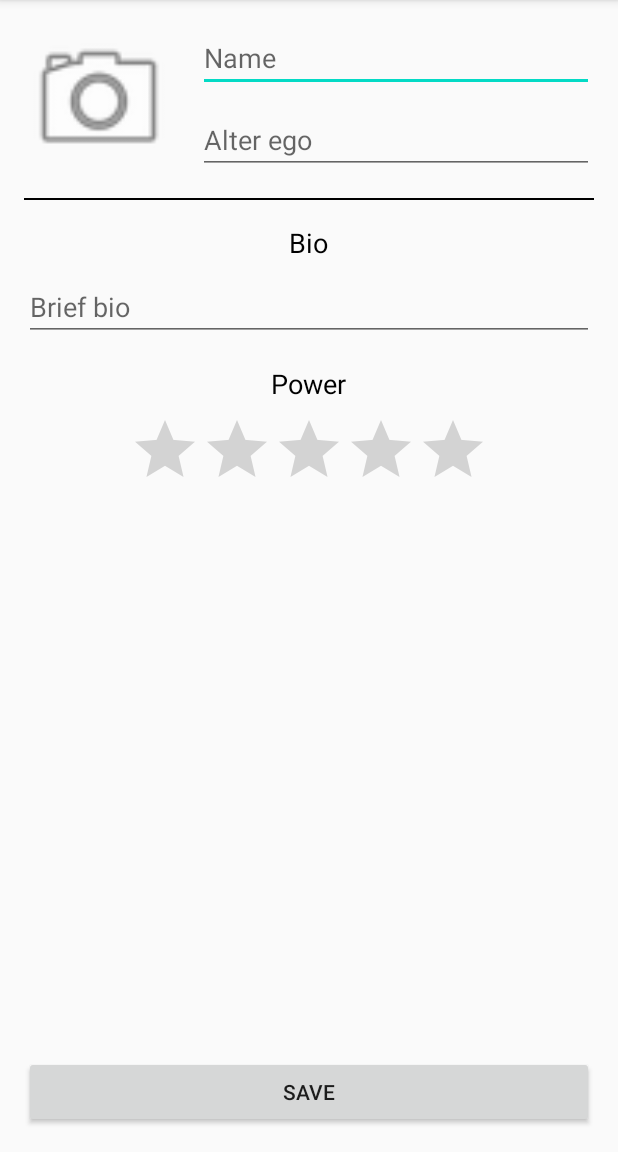
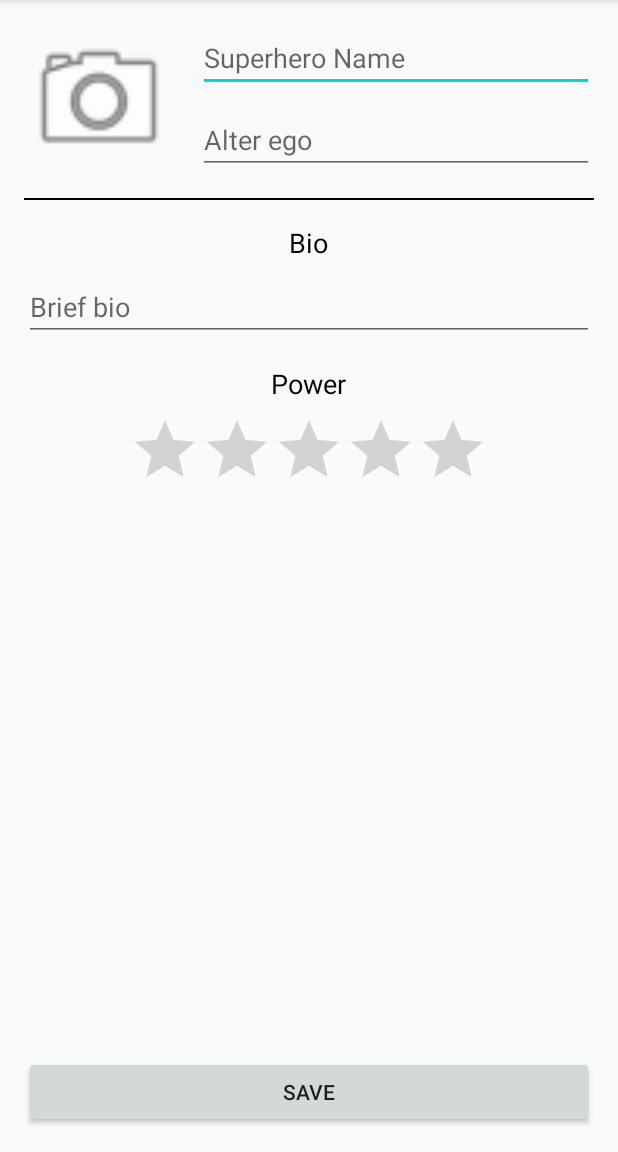
Before and after one commit to hackaprende/android-kotlin-registro-de-superheroes, an Android app: the screen it shows after launch (MainActivity), on a phone screen of 412 x 824 dp, the part 84-1236 px from its top. Run offline under Robolectric (Android 15) with nearby library versions, the phone set to English and light mode, and no system bars; our stand-ins replace data binding.

Commit message:
Update superhero_name string

```diff
--- a/app/src/main/res/values/strings.xml
+++ b/app/src/main/res/values/strings.xml
@@ -1,7 +1,7 @@
 <resources>
     <string name="app_name" translatable="false">Registro de superheroes</string>
     <string name="save">Save</string>
-    <string name="superhero_name">Name</string>
+    <string name="superhero_name">Superhero Name</string>
     <string name="bio">Bio</string>
     <string name="bio_hint">Brief bio</string>
     <string name="power">Power</string>
```
Also changed, not shown: 1 other file.
